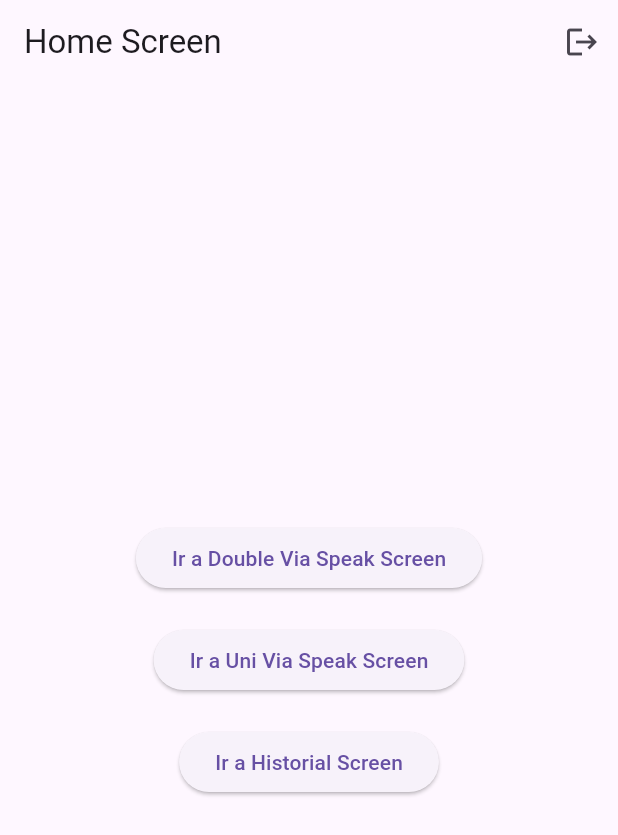
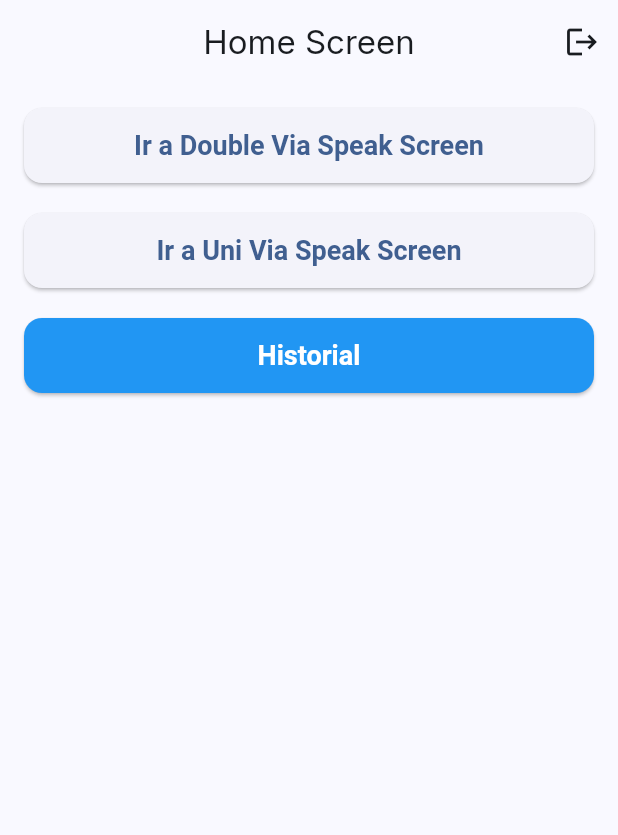
Before and after one commit to Isaac-sys-2023/traductor_voz, a Flutter app: the screen it shows once a user with an empty profile is signed in, on a phone screen of 412 x 824 dp. Shown: the top 835 px of the screen. Run offline on Flutter 3.47's test engine with Material 3 defaults, Android fonts, the phone set to English and light mode, and no system bars; our stand-ins replace cloud_firestore, firebase_auth, firebase_core, flutter_tts, google_fonts, permission_handler and 2 more; missing offline and left inert: translator_plus; accounts and stored records are empty; generated files the repository leaves out were written again.

Commit message:
style: Add some Material3 and themes styles

```diff
--- a/lib/app/app.dart
+++ b/lib/app/app.dart
@@ -18,20 +18,51 @@ import 'package:flutter/material.dart';
 import 'package:traductor_voz/presentation/screens/home/home_screen.dart';
 import 'package:traductor_voz/presentation/screens/double_via_speak/double_via_speak_screen.dart';
 import 'package:traductor_voz/presentation/screens/uni_via_speak/uni_via_speak_screen.dart';
-
 import 'package:traductor_voz/presentation/screens/historial/historial_screen.dart';
-
 import '../core/auth_service.dart';
 import 'package:firebase_auth/firebase_auth.dart';
 import '../presentation/screens/login/login_screen.dart';
+import 'package:google_fonts/google_fonts.dart';
 
 class MyApp extends StatelessWidget {
   const MyApp({super.key});
 
   @override
   Widget build(BuildContext context) {
+    final colorScheme = ColorScheme.fromSeed(
+      seedColor: const Color(0xFF1565C0), // azul base (ajustable luego)
+      brightness: Brightness.light,
+    );
+
     return MaterialApp(
+      debugShowCheckedModeBanner: false,
       title: 'Traductor Voz a Voz',
+      theme: ThemeData(
+        useMaterial3: true, // ✅ Material 3
+        colorScheme: colorScheme, // paleta derivada del seed
+        textTheme:
+            GoogleFonts.interTextTheme(), // ✅ Fuente Inter (limpia y legible)
+        scaffoldBackgroundColor: colorScheme.surface, // fondo de pantalla
+        appBarTheme: AppBarTheme(
+          centerTitle: true,
+          backgroundColor: colorScheme.surface,
+          foregroundColor: colorScheme.onSurface,
+          elevation: 0,
+        ),
+        elevatedButtonTheme: ElevatedButtonThemeData(
+          style: ElevatedButton.styleFrom(
+            minimumSize: const Size(double.infinity, 50), // ancho completo
+            shape: RoundedRectangleBorder(
+              borderRadius: BorderRadius.circular(12),
+            ),
+            textStyle: const TextStyle(
+              fontSize: 18,
+              fontWeight: FontWeight.bold,
+            ),
+          ),
+        ),
+      ),
+
       home: const AuthWrapper(),
       routes: {
         '/home': (context) => const AuthWrapper(),
--- /dev/null
+++ b/lib/components/custom_buttons.dart
@@ -0,0 +1,36 @@
+import 'package:flutter/material.dart';
+
+class AppButtons {
+  static ElevatedButton green({
+    required String text,
+    required VoidCallback onPressed,
+  }) {
+    return ElevatedButton(
+      style: ElevatedButton.styleFrom(backgroundColor: Colors.green),
+      onPressed: onPressed,
+      child: Text(text, style: const TextStyle(color: Colors.white)),
+    );
+  }
+
+  static ElevatedButton red({
+    required String text,
+    required VoidCallback onPressed,
+  }) {
+    return ElevatedButton(
+      style: ElevatedButton.styleFrom(backgroundColor: Colors.red),
+      onPressed: onPressed,
+      child: Text(text, style: const TextStyle(color: Colors.white)),
+    );
+  }
+
+  static ElevatedButton blue({
+    required String text,
+    required VoidCallback onPressed,
+  }) {
+    return ElevatedButton(
+      style: ElevatedButton.styleFrom(backgroundColor: Colors.blue),
+      onPressed: onPressed,
+      child: Text(text, style: const TextStyle(color: Colors.white)),
+    );
+  }
+}
--- a/lib/presentation/screens/home/home_screen.dart
+++ b/lib/presentation/screens/home/home_screen.dart
@@ -2,6 +2,8 @@ import 'package:flutter/material.dart';
 
 import 'package:firebase_auth/firebase_auth.dart';
 import '../../../core/auth_service.dart';
+
+import '../../../components/custom_buttons.dart';
 
 class HomeScreen extends StatefulWidget {
   final User user;
@@ -24,7 +26,9 @@ class _HomeScreenState extends State<HomeScreen> {
           ),
         ],
       ),
-      body: Column(
+      body: SingleChildScrollView(
+        padding: const EdgeInsets.all(16.0),
+        child: Column(
           mainAxisAlignment: MainAxisAlignment.center,
           children: [
             Center(
@@ -45,15 +49,22 @@ class _HomeScreenState extends State<HomeScreen> {
               ),
             ),
             const SizedBox(height: 20),
-          Center(
-            child: ElevatedButton(
+            // Center(
+            //   child: ElevatedButton(
+            //     onPressed: () {
+            //       Navigator.pushNamed(context, '/historial');
+            //     },
+            //     child: const Text('Ir a Historial Screen'),
+            //   ),
+            // ),
+            AppButtons.blue(
+              text: 'Historial',
               onPressed: () {
                 Navigator.pushNamed(context, '/historial');
               },
-              child: const Text('Ir a Historial Screen'),
-            ),
             ),
           ],
+        ),
       ),
     );
   }
--- a/pubspec.yaml
+++ b/pubspec.yaml
@@ -51,6 +51,7 @@ dependencies:
   flutter_localizations:
     sdk: flutter
   intl: any
+  google_fonts: ^6.3.0
 
 dev_dependencies:
   flutter_test:
```
Also changed, not shown: pubspec.lock. Lines whose indentation alone changed are shown as unchanged.
